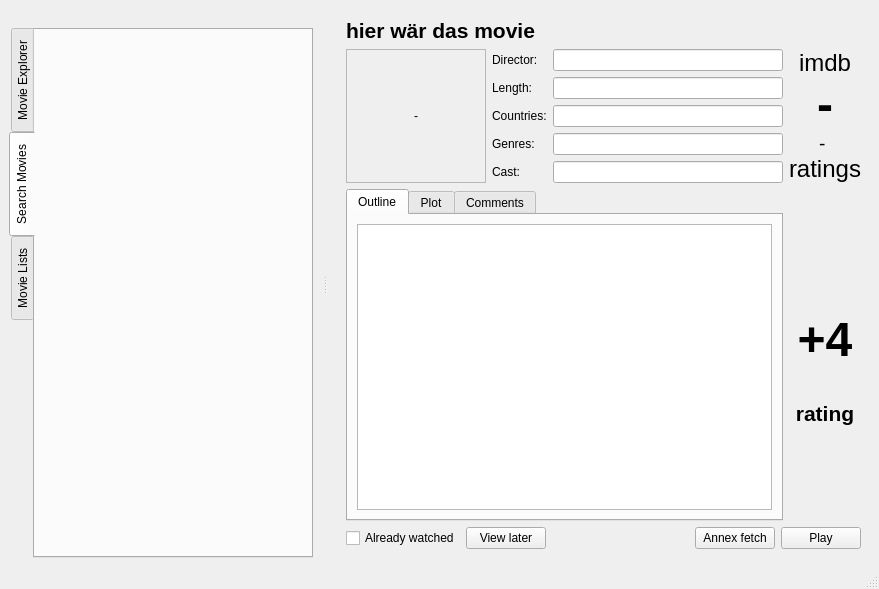
First picture: the form in playground/qtgui.ui, repository bordstein/hamster, before the edit.
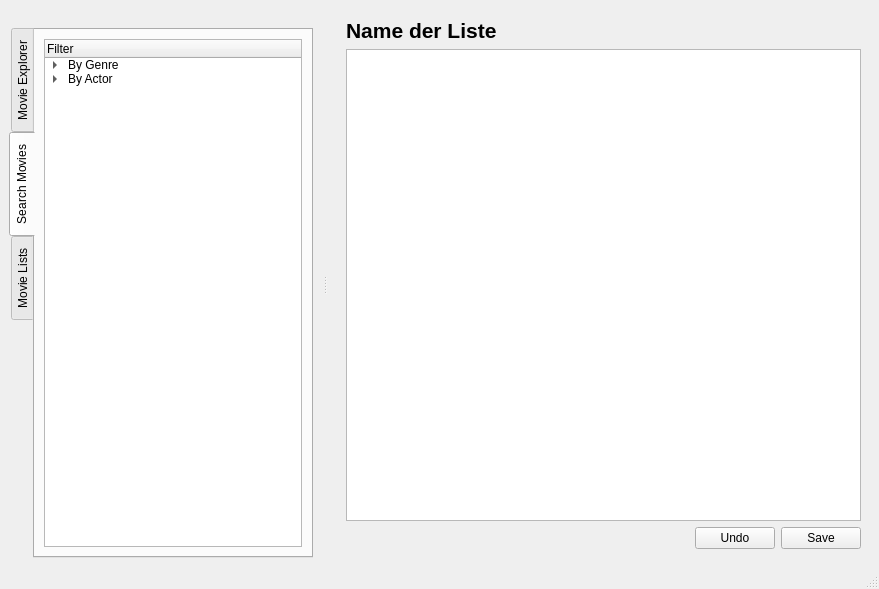
Second picture: the form after the edit. The open tabs and pages were chosen to show the change. Icons and pictures are not drawn.

Commit message: added different panes for tabs

```diff
--- a/playground/qtgui.ui
+++ b/playground/qtgui.ui
@@ -17,7 +17,10 @@
    <layout class="QVBoxLayout" name="verticalLayout_3">
     <item>
      <widget class="QStackedWidget" name="stackedWidget">
-      <widget class="QWidget" name="page">
+      <property name="currentIndex">
+       <number>0</number>
+      </property>
+      <widget class="QWidget" name="explorer">
        <layout class="QGridLayout" name="gridLayout">
         <item row="0" column="0" colspan="4">
          <widget class="QLabel" name="l_title">
@@ -346,7 +349,112 @@
         </item>
        </layout>
       </widget>
-      <widget class="QWidget" name="page_2"/>
+      <widget class="QWidget" name="search">
+       <layout class="QVBoxLayout" name="verticalLayout_7">
+        <item>
+         <widget class="QLabel" name="l_title_3">
+          <property name="sizePolicy">
+           <sizepolicy hsizetype="Preferred" vsizetype="Fixed">
+            <horstretch>0</horstretch>
+            <verstretch>0</verstretch>
+           </sizepolicy>
+          </property>
+          <property name="text">
+           <string>&lt;!DOCTYPE HTML PUBLIC &quot;-//W3C//DTD HTML 4.0//EN&quot; &quot;http://www.w3.org/TR/REC-html40/strict.dtd&quot;&gt;
+&lt;html&gt;&lt;head&gt;&lt;meta name=&quot;qrichtext&quot; content=&quot;1&quot; /&gt;&lt;style type=&quot;text/css&quot;&gt;
+p, li { white-space: pre-wrap; }
+&lt;/style&gt;&lt;/head&gt;&lt;body style=&quot; font-family:'Ubuntu'; font-size:14pt; font-weight:400; font-style:normal;&quot;&gt;
+&lt;p style=&quot; margin-top:0px; margin-bottom:0px; margin-left:0px; margin-right:0px; -qt-block-indent:0; text-indent:0px;&quot;&gt;&lt;span style=&quot; font-size:16pt; font-weight:600;&quot;&gt;Search for movies&lt;/span&gt;&lt;/p&gt;&lt;/body&gt;&lt;/html&gt;</string>
+          </property>
+          <property name="textFormat">
+           <enum>Qt::RichText</enum>
+          </property>
+         </widget>
+        </item>
+        <item>
+         <widget class="QTableWidget" name="tableWidget">
+          <column>
+           <property name="text">
+            <string>Title</string>
+           </property>
+          </column>
+          <column>
+           <property name="text">
+            <string>Cast</string>
+           </property>
+          </column>
+          <column>
+           <property name="text">
+            <string>Rating</string>
+           </property>
+          </column>
+          <column>
+           <property name="text">
+            <string>Votes</string>
+           </property>
+          </column>
+         </widget>
+        </item>
+       </layout>
+      </widget>
+      <widget class="QWidget" name="lists">
+       <layout class="QVBoxLayout" name="verticalLayout_5">
+        <item>
+         <widget class="QLabel" name="l_title_2">
+          <property name="sizePolicy">
+           <sizepolicy hsizetype="Preferred" vsizetype="Fixed">
+            <horstretch>0</horstretch>
+            <verstretch>0</verstretch>
+           </sizepolicy>
+          </property>
+          <property name="text">
+           <string>&lt;!DOCTYPE HTML PUBLIC &quot;-//W3C//DTD HTML 4.0//EN&quot; &quot;http://www.w3.org/TR/REC-html40/strict.dtd&quot;&gt;
+&lt;html&gt;&lt;head&gt;&lt;meta name=&quot;qrichtext&quot; content=&quot;1&quot; /&gt;&lt;style type=&quot;text/css&quot;&gt;
+p, li { white-space: pre-wrap; }
+&lt;/style&gt;&lt;/head&gt;&lt;body style=&quot; font-family:'Ubuntu'; font-size:14pt; font-weight:400; font-style:normal;&quot;&gt;
+&lt;p style=&quot; margin-top:0px; margin-bottom:0px; margin-left:0px; margin-right:0px; -qt-block-indent:0; text-indent:0px;&quot;&gt;&lt;span style=&quot; font-size:16pt; font-weight:600;&quot;&gt;Name der Liste&lt;/span&gt;&lt;/p&gt;&lt;/body&gt;&lt;/html&gt;</string>
+          </property>
+          <property name="textFormat">
+           <enum>Qt::RichText</enum>
+          </property>
+         </widget>
+        </item>
+        <item>
+         <widget class="QTableView" name="tableView_2"/>
+        </item>
+        <item>
+         <layout class="QHBoxLayout" name="horizontalLayout_5">
+          <item>
+           <spacer name="horizontalSpacer_2">
+            <property name="orientation">
+             <enum>Qt::Horizontal</enum>
+            </property>
+            <property name="sizeHint" stdset="0">
+             <size>
+              <width>40</width>
+              <height>20</height>
+             </size>
+            </property>
+           </spacer>
+          </item>
+          <item>
+           <widget class="QPushButton" name="pushButton_7">
+            <property name="text">
+             <string>Undo</string>
+            </property>
+           </widget>
+          </item>
+          <item>
+           <widget class="QPushButton" name="pushButton_6">
+            <property name="text">
+             <string>Save</string>
+            </property>
+           </widget>
+          </item>
+         </layout>
+        </item>
+       </layout>
+      </widget>
      </widget>
     </item>
    </layout>
@@ -410,6 +518,42 @@
         <attribute name="title">
          <string>Search Movies</string>
         </attribute>
+        <layout class="QVBoxLayout" name="verticalLayout_6">
+         <item>
+          <widget class="QTreeWidget" name="treeWidget_2">
+           <column>
+            <property name="text">
+             <string>Filter</string>
+            </property>
+           </column>
+           <item>
+            <property name="text">
+             <string>By Genre</string>
+            </property>
+            <item>
+             <property name="text">
+              <string>Action</string>
+             </property>
+            </item>
+            <item>
+             <property name="text">
+              <string>Adventure</string>
+             </property>
+            </item>
+           </item>
+           <item>
+            <property name="text">
+             <string>By Actor</string>
+            </property>
+            <item>
+             <property name="text">
+              <string>Johnny Depp</string>
+             </property>
+            </item>
+           </item>
+          </widget>
+         </item>
+        </layout>
        </widget>
        <widget class="QWidget" name="tab_6">
         <attribute name="title">
```
Left out of the diff: 65 changed lines with no effect on the pictures.
